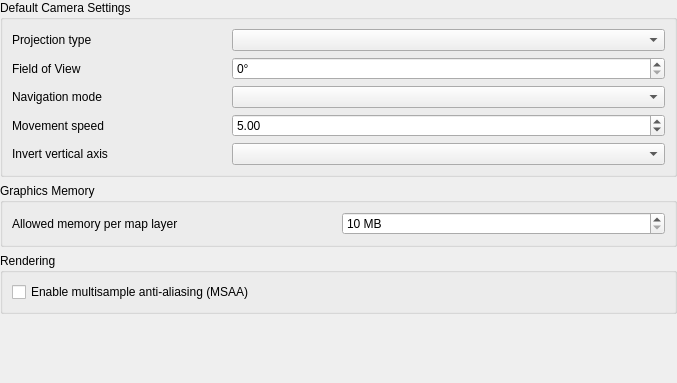
qgis/QGIS, file src/ui/3d/qgs3doptionsbase.ui: the form before one commit.
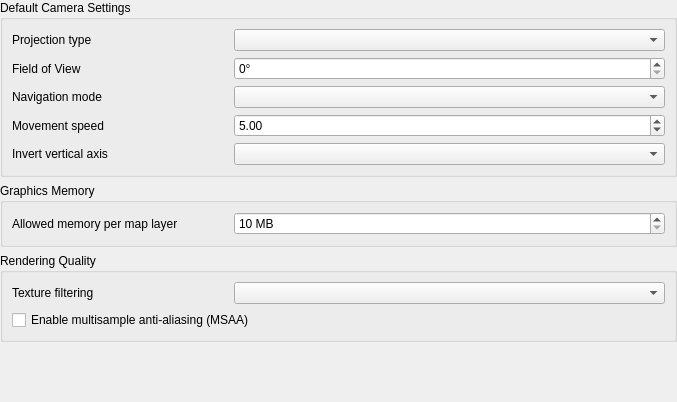
The form after the commit. Custom widgets are drawn as their Qt base class.

Commit message: Export texture filter quality in options

Patch:
```diff
--- a/src/ui/3d/qgs3doptionsbase.ui
+++ b/src/ui/3d/qgs3doptionsbase.ui
@@ -10,7 +10,7 @@
     <x>0</x>
     <y>0</y>
     <width>677</width>
-    <height>383</height>
+    <height>402</height>
    </rect>
   </property>
   <property name="windowTitle">
@@ -47,7 +47,7 @@
          <x>0</x>
          <y>0</y>
          <width>677</width>
-         <height>383</height>
+         <height>402</height>
         </rect>
        </property>
        <layout class="QGridLayout" name="gridLayout_2">
@@ -68,7 +68,7 @@
           <property name="title">
            <string>Graphics Memory</string>
           </property>
-          <layout class="QGridLayout" name="gridLayout_3">
+          <layout class="QGridLayout" name="gridLayout_3" columnstretch="1,2">
            <item row="0" column="0">
             <widget class="QLabel" name="label">
              <property name="text">
@@ -98,16 +98,69 @@
           </layout>
          </widget>
         </item>
+        <item row="3" column="0">
+         <spacer name="verticalSpacer">
+          <property name="orientation">
+           <enum>Qt::Orientation::Vertical</enum>
+          </property>
+          <property name="sizeHint" stdset="0">
+           <size>
+            <width>20</width>
+            <height>40</height>
+           </size>
+          </property>
+         </spacer>
+        </item>
+        <item row="2" column="0">
+         <widget class="QGroupBox" name="groupBox_2">
+          <property name="title">
+           <string>Rendering Quality</string>
+          </property>
+          <layout class="QGridLayout" name="gridLayout_4" columnstretch="1,2">
+           <item row="1" column="1">
+            <widget class="QComboBox" name="mTextureFilterQualityCombo"/>
+           </item>
+           <item row="1" column="0">
+            <widget class="QLabel" name="label_2">
+             <property name="text">
+              <string>Texture filtering</string>
+             </property>
+            </widget>
+           </item>
+           <item row="2" column="0" colspan="2">
+            <widget class="QCheckBox" name="mMSAA">
+             <property name="text">
+              <string>Enable multisample anti-aliasing (MSAA)</string>
+             </property>
+            </widget>
+           </item>
+          </layout>
+         </widget>
+        </item>
         <item row="0" column="0">
          <widget class="QGroupBox" name="cameraTerrain">
           <property name="title">
            <string>Default Camera Settings</string>
           </property>
-          <layout class="QGridLayout" name="gridLayout">
-           <item row="1" column="1" colspan="2">
+          <layout class="QGridLayout" name="gridLayout" columnstretch="1,2">
+           <item row="0" column="0">
+            <widget class="QLabel" name="labelCameraProjectionType">
+             <property name="text">
+              <string>Projection type</string>
+             </property>
+            </widget>
+           </item>
+           <item row="0" column="1">
             <widget class="QComboBox" name="cboCameraProjectionType"/>
            </item>
-           <item row="2" column="1" colspan="2">
+           <item row="1" column="0">
+            <widget class="QLabel" name="labelFieldofView">
+             <property name="text">
+              <string>Field of View</string>
+             </property>
+            </widget>
+           </item>
+           <item row="1" column="1">
             <widget class="QgsSpinBox" name="spinCameraFieldOfView">
              <property name="suffix">
               <string>°</string>
@@ -117,24 +170,24 @@
              </property>
             </widget>
            </item>
-           <item row="1" column="0">
-            <widget class="QLabel" name="labelCameraProjectionType">
-             <property name="text">
-              <string>Projection type</string>
-             </property>
-            </widget>
-           </item>
            <item row="2" column="0">
-            <widget class="QLabel" name="labelFieldofView">
+            <widget class="QLabel" name="labelCameraNavigationMode">
              <property name="text">
-              <string>Field of View</string>
+              <string>Navigation mode</string>
              </property>
             </widget>
            </item>
-           <item row="3" column="1" colspan="2">
+           <item row="2" column="1">
             <widget class="QComboBox" name="mCameraNavigationModeCombo"/>
            </item>
-           <item row="4" column="1" colspan="2">
+           <item row="3" column="0">
+            <widget class="QLabel" name="labelMovementSpeed">
+             <property name="text">
+              <string>Movement speed</string>
+             </property>
+            </widget>
+           </item>
+           <item row="3" column="1">
             <widget class="QgsDoubleSpinBox" name="mCameraMovementSpeed">
              <property name="minimum">
               <double>0.010000000000000</double>
@@ -147,62 +200,19 @@
              </property>
             </widget>
            </item>
-           <item row="3" column="0">
-            <widget class="QLabel" name="labelCameraNavigationMode">
-             <property name="text">
-              <string>Navigation mode</string>
-             </property>
-            </widget>
-           </item>
            <item row="4" column="0">
-            <widget class="QLabel" name="labelMovementSpeed">
-             <property name="text">
-              <string>Movement speed</string>
-             </property>
-            </widget>
-           </item>
-           <item row="5" column="0">
             <widget class="QLabel" name="labelCameraNavigationMode_2">
              <property name="text">
               <string>Invert vertical axis</string>
              </property>
             </widget>
            </item>
-           <item row="5" column="1" colspan="2">
+           <item row="4" column="1">
             <widget class="QComboBox" name="mInvertVerticalAxisCombo"/>
            </item>
           </layout>
          </widget>
         </item>
-        <item row="3" column="0">
-         <spacer name="verticalSpacer">
-          <property name="orientation">
-           <enum>Qt::Orientation::Vertical</enum>
-          </property>
-          <property name="sizeHint" stdset="0">
-           <size>
-            <width>20</width>
-            <height>40</height>
-           </size>
-          </property>
-         </spacer>
-        </item>
-        <item row="2" column="0">
-         <widget class="QGroupBox" name="groupBox_2">
-          <property name="title">
-           <string>Rendering</string>
-          </property>
-          <layout class="QGridLayout" name="gridLayout_4">
-           <item row="0" column="1">
-            <widget class="QCheckBox" name="mMSAA">
-             <property name="text">
-              <string>Enable multisample anti-aliasing (MSAA)</string>
-             </property>
-            </widget>
-           </item>
-          </layout>
-         </widget>
-        </item>
        </layout>
       </widget>
      </widget>
```
Left out of the diff: 8 changed lines with no effect on the pictures. The commit also changes 1 other file.
